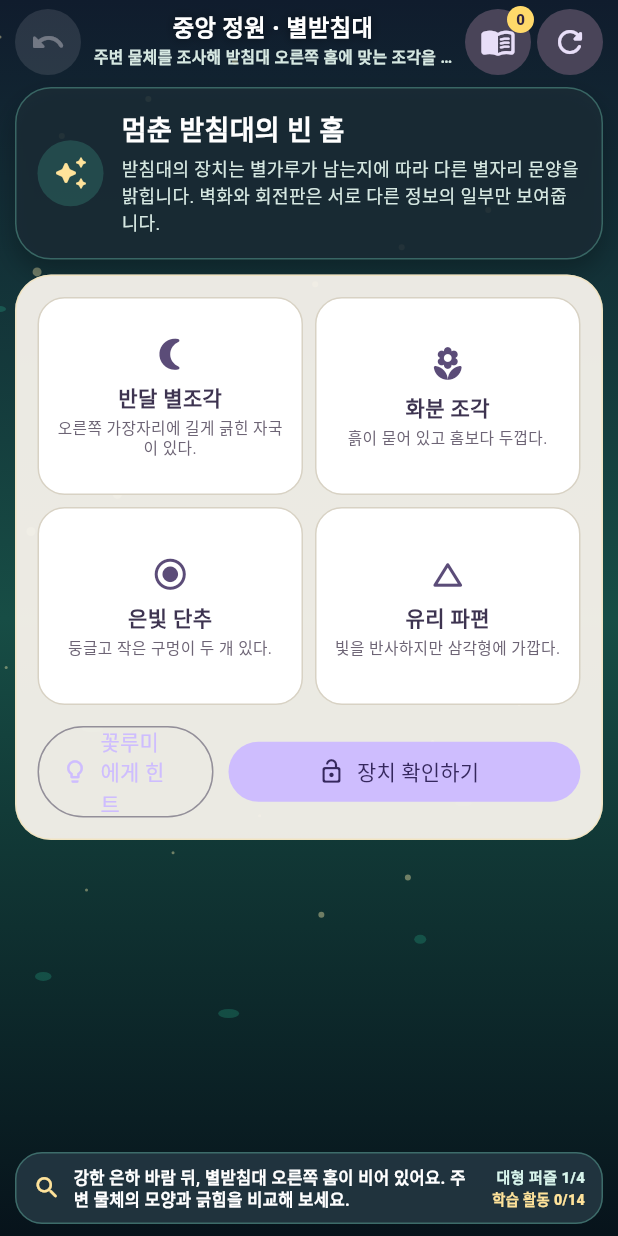
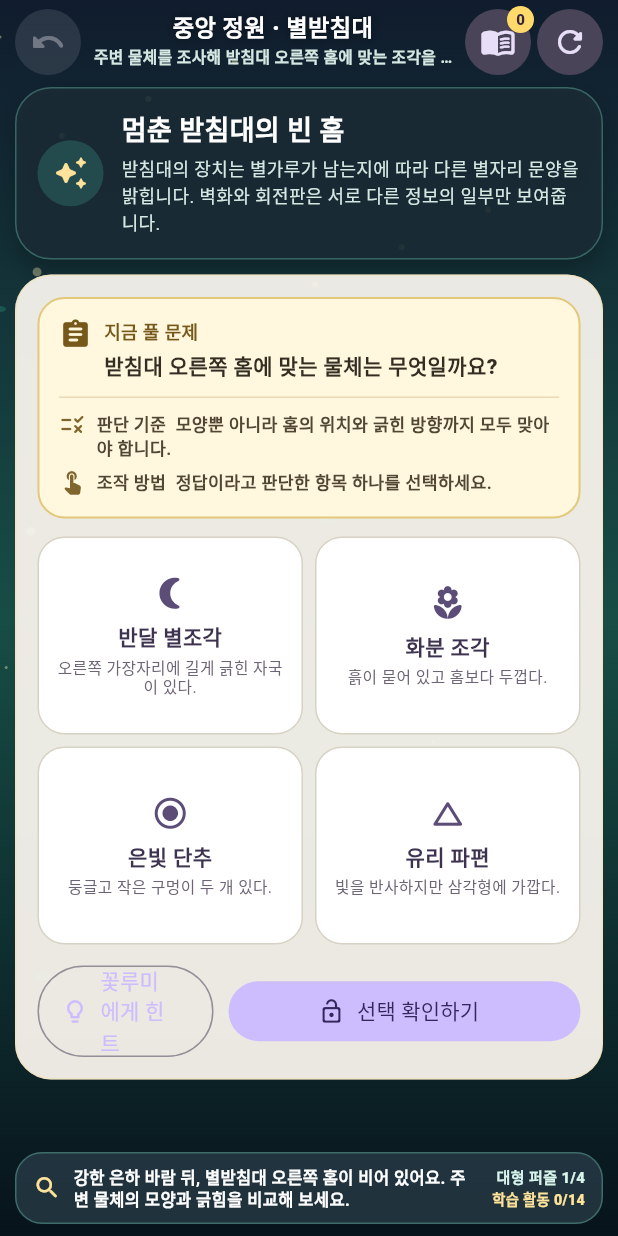
Before and after one commit to dudo011/Rumi, a Flutter app: the EpisodeOneV3Screen screen opened directly, on a phone screen of 412 x 824 dp. Run offline on Flutter 3.47's test engine with Material 3 defaults, Android fonts, the phone set to English and light mode, and no system bars; our stand-ins replace shared_preferences; missing offline and left inert: flame; accounts and stored records are empty.

Commit message:
fix: explain each episode one puzzle before choices

```diff
--- a/lib/features/adventure/escape/episode_one_v3/episode_one_v3_screen.dart
+++ b/lib/features/adventure/escape/episode_one_v3/episode_one_v3_screen.dart
@@ -632,6 +632,8 @@ class _PuzzlePanel extends StatelessWidget {
       child: Column(
         crossAxisAlignment: CrossAxisAlignment.stretch,
         children: [
+          _StageInstructionCard(stage: snapshot.stage, compact: compact),
+          const SizedBox(height: 12),
           _StageContent(
             controller: controller,
             snapshot: snapshot,
@@ -659,7 +661,7 @@ class _PuzzlePanel extends StatelessWidget {
                   key: const Key('episode-one-v3-submit'),
                   onPressed: onSubmit,
                   icon: const Icon(Icons.lock_open_rounded),
-                  label: const Text('장치 확인하기'),
+                  label: Text(snapshot.stage.submitLabel),
                 ),
               ),
             ],
@@ -678,6 +680,131 @@ class _PuzzlePanel extends StatelessWidget {
           ],
         ],
       ),
+    );
+  }
+}
+
+class _StageInstructionCard extends StatelessWidget {
+  const _StageInstructionCard({required this.stage, required this.compact});
+
+  final EpisodeOneV3Stage stage;
+  final bool compact;
+
+  @override
+  Widget build(BuildContext context) {
+    return Container(
+      key: Key('episode-one-v3-instruction-${stage.name}'),
+      padding: EdgeInsets.all(compact ? 13 : 15),
+      decoration: BoxDecoration(
+        color: const Color(0xFFFFF8DF),
+        borderRadius: BorderRadius.circular(18),
+        border: Border.all(color: const Color(0xFFE2C878), width: 1.3),
+      ),
+      child: Column(
+        crossAxisAlignment: CrossAxisAlignment.stretch,
+        children: [
+          Row(
+            crossAxisAlignment: CrossAxisAlignment.start,
+            children: [
+              const Icon(
+                Icons.assignment_rounded,
+                color: Color(0xFF76591A),
+                size: 22,
+              ),
+              const SizedBox(width: 8),
+              Expanded(
+                child: Column(
+                  crossAxisAlignment: CrossAxisAlignment.start,
+                  children: [
+                    const Text(
+                      '지금 풀 문제',
+                      style: TextStyle(
+                        color: Color(0xFF76591A),
+                        fontSize: 12,
+                        fontWeight: FontWeight.w900,
+                      ),
+                    ),
+                    const SizedBox(height: 3),
+                    Text(
+                      stage.problemPrompt,
+                      key: const Key('episode-one-v3-problem-prompt'),
+                      style: TextStyle(
+                        color: const Color(0xFF342D22),
+                        fontSize: compact ? 14 : 15,
+                        height: 1.4,
+                        fontWeight: FontWeight.w900,
+                      ),
+                    ),
+                  ],
+                ),
+              ),
+            ],
+          ),
+          const SizedBox(height: 10),
+          const Divider(height: 1, color: Color(0x44A9853A)),
+          const SizedBox(height: 9),
+          _InstructionLine(
+            icon: Icons.rule_rounded,
+            label: '판단 기준',
+            text: stage.decisionRule,
+            compact: compact,
+          ),
+          const SizedBox(height: 7),
+          _InstructionLine(
+            icon: Icons.touch_app_rounded,
+            label: '조작 방법',
+            text: stage.interactionGuide,
+            compact: compact,
+          ),
+        ],
+      ),
+    );
+  }
+}
+
+class _InstructionLine extends StatelessWidget {
+  const _InstructionLine({
+    required this.icon,
+    required this.label,
+    required this.text,
+    required this.compact,
+  });
+
+  final IconData icon;
+  final String label;
+  final String text;
+  final bool compact;
+
+  @override
+  Widget build(BuildContext context) {
+    return Row(
+      crossAxisAlignment: CrossAxisAlignment.start,
+      children: [
+        Icon(icon, color: const Color(0xFF80652D), size: 18),
+        const SizedBox(width: 7),
+        Expanded(
+          child: Text.rich(
+            TextSpan(
+              children: [
+                TextSpan(
+                  text: '$label  ',
+                  style: const TextStyle(fontWeight: FontWeight.w900),
+                ),
+                TextSpan(text: text),
+              ],
+            ),
+            key: Key(
+              'episode-one-v3-${label == '판단 기준' ? 'decision-rule' : 'interaction-guide'}',
+            ),
+            style: TextStyle(
+              color: const Color(0xFF514633),
+              fontSize: compact ? 11.5 : 12.5,
+              height: 1.35,
+              fontWeight: FontWeight.w600,
+            ),
+          ),
+        ),
+      ],
     );
   }
 }
--- a/lib/features/adventure/escape/episode_one_v3/episode_one_v3_state.dart
+++ b/lib/features/adventure/escape/episode_one_v3/episode_one_v3_state.dart
@@ -159,6 +159,123 @@ extension EpisodeOneV3StageMetadata on EpisodeOneV3Stage {
     EpisodeOneV3Stage.orderEvidence => '발견한 다섯 사건 카드를 원인과 결과에 맞게 배열하세요.',
     EpisodeOneV3Stage.chooseConclusion => '확인된 증거만으로 말할 수 있는 결론을 고르세요.',
     EpisodeOneV3Stage.completed => '연못 아래의 잠긴 수문이 다음 조사를 기다리고 있어요.',
+  };
+
+  String get problemPrompt => switch (this) {
+    EpisodeOneV3Stage.identifyFragment => '받침대 오른쪽 홈에 맞는 물체는 무엇일까요?',
+    EpisodeOneV3Stage.testTwelveGroups =>
+      '별가루 12개를 2개씩, 3개씩, 4개씩, 5개씩 묶으면 각각 남는 것이 있는지 확인하세요.',
+    EpisodeOneV3Stage.revealTwelveDivisors =>
+      '12개를 남김없이 똑같이 나눌 수 있는 수를 모두 고르세요.',
+    EpisodeOneV3Stage.pairTwelveFactors => '곱해서 12가 되는 식을 모두 고르세요.',
+    EpisodeOneV3Stage.orderTwelveDivisors => '찾은 12의 약수를 작은 수부터 차례로 누르세요.',
+    EpisodeOneV3Stage.identifyFlowerpot =>
+      '받침대가 보여 준 오른쪽 여섯 잎 문양과 같은 화분은 어느 것일까요?',
+    EpisodeOneV3Stage.assembleScratches =>
+      '같은 사건에서 생긴 긁힘 조각만 골라 총 18개의 흔적을 복원하세요.',
+    EpisodeOneV3Stage.arrangeEighteen =>
+      '18개를 남김없이 같은 줄로 배열할 수 있는 줄 수를 모두 고르세요.',
+    EpisodeOneV3Stage.removeDuplicateEighteen =>
+      '앞에서 찾은 배열과 같은 곱셈 짝을 뒤집어 쓴 기록을 모두 고르세요.',
+    EpisodeOneV3Stage.findMissingEighteen =>
+      '1×18, 2×9, 3×□에서 빈칸에 들어갈 수를 고르세요.',
+    EpisodeOneV3Stage.rejectNonDivisorEighteen =>
+      '2·3·4·6·9 중 18개를 똑같이 나눌 수 없는 수 하나를 고르세요.',
+    EpisodeOneV3Stage.arrangeTwentyFour =>
+      '곱해서 24가 되고 씨앗이 빈칸 없이 들어가는 배열을 모두 고르세요.',
+    EpisodeOneV3Stage.mapTwentyFourPins => '네 배열에 사용된 모든 변의 길이를 중복 없이 고르세요.',
+    EpisodeOneV3Stage.orderStorageGlyphs => '짧은 변이 작은 건조판부터 오른쪽으로 문양을 누르세요.',
+    EpisodeOneV3Stage.rejectFalseRecord =>
+      'A·B·C 중 틀린 기록 하나를 고르고 5칸 시험판으로 확인하세요.',
+    EpisodeOneV3Stage.useTraceFilters =>
+      '세 도구를 모두 사용해 씨앗선·젖은 발자국·장화 자국을 따로 보이게 하세요.',
+    EpisodeOneV3Stage.chooseTrackStart => '작은 둥근 발자국이 처음 나타난 지점을 고르세요.',
+    EpisodeOneV3Stage.testTrackIntervals =>
+      '4칸·5칸·6칸 간격을 모두 시험해 24번째 돌까지 정확히 이어지는지 확인하세요.',
+    EpisodeOneV3Stage.connectFootprints =>
+      '앞 단계에서 남긴 조건을 만족하는 젖은 발자국을 시작점부터 순서대로 연결하세요.',
+    EpisodeOneV3Stage.orderEvidence => '다섯 사건 카드를 가장 먼저 일어난 일부터 차례로 놓으세요.',
+    EpisodeOneV3Stage.chooseConclusion =>
+      '지금까지 확인한 사실만으로 확실히 말할 수 있는 문장을 하나 고르세요.',
+    EpisodeOneV3Stage.completed => '연못 아래에서 드러난 다음 사건의 입구를 확인하세요.',
+  };
+
+  String get decisionRule => switch (this) {
+    EpisodeOneV3Stage.identifyFragment => '모양뿐 아니라 홈의 위치와 긁힌 방향까지 모두 맞아야 합니다.',
+    EpisodeOneV3Stage.testTwelveGroups =>
+      '12개를 같은 수씩 묶었을 때 남는 것이 있는지 직접 시험합니다.',
+    EpisodeOneV3Stage.revealTwelveDivisors =>
+      '12를 나누어 나머지가 0이 되게 하는 수를 12의 약수라고 합니다.',
+    EpisodeOneV3Stage.pairTwelveFactors => '두 수의 곱이 12이면 두 수는 12의 약수 한 쌍입니다.',
+    EpisodeOneV3Stage.orderTwelveDivisors =>
+      '1과 12도 약수에 포함하며, 곱셈 짝을 이용하면 빠뜨리지 않을 수 있습니다.',
+    EpisodeOneV3Stage.identifyFlowerpot => '앞에서 얻은 문양은 오른쪽 방향과 잎 6개를 나타냅니다.',
+    EpisodeOneV3Stage.assembleScratches =>
+      '방향이 다른 바람종 자국은 사건 흔적이 아닙니다. 선택한 조각 수의 합도 확인하세요.',
+    EpisodeOneV3Stage.arrangeEighteen => '18을 나누어 나머지가 0이 되는 수가 18의 약수입니다.',
+    EpisodeOneV3Stage.removeDuplicateEighteen =>
+      '1×18과 18×1처럼 순서만 바뀐 식은 같은 약수 쌍입니다.',
+    EpisodeOneV3Stage.findMissingEighteen => '3과 어떤 수를 곱해야 18이 되는지 생각하세요.',
+    EpisodeOneV3Stage.rejectNonDivisorEighteen =>
+      '18을 그 수로 나누었을 때 나머지가 생기면 18의 약수가 아닙니다.',
+    EpisodeOneV3Stage.arrangeTwentyFour =>
+      '두 수의 곱이 24가 되고 빈칸이나 남는 씨앗이 없어야 합니다.',
+    EpisodeOneV3Stage.mapTwentyFourPins =>
+      '올바른 곱셈 짝에 등장한 수를 모으면 24의 약수를 빠짐없이 찾을 수 있습니다.',
+    EpisodeOneV3Stage.orderStorageGlyphs =>
+      '앞 단서의 작은 것부터 읽기와 오른쪽 진행 규칙을 함께 사용합니다.',
+    EpisodeOneV3Stage.rejectFalseRecord =>
+      '작은 수라고 모두 약수는 아닙니다. 24를 나누어 나머지가 0인지 실험해야 합니다.',
+    EpisodeOneV3Stage.useTraceFilters =>
+      '렌즈는 젖은 흔적, 흔적틀은 크기, 조명은 오래된 씨앗 이동선을 보여 줍니다.',
+    EpisodeOneV3Stage.chooseTrackStart =>
+      '발자국은 씨앗이 떨어지기 전이 아니라 떨어진 뒤에 시작해야 합니다.',
+    EpisodeOneV3Stage.testTrackIntervals =>
+      '24를 간격 수로 나누어 나머지가 없으면 24번째 돌까지 정확히 이어집니다.',
+    EpisodeOneV3Stage.connectFootprints =>
+      '일정한 간격뿐 아니라 오른쪽 방향, 젖은 돌, 시작 시점을 모두 만족해야 합니다.',
+    EpisodeOneV3Stage.orderEvidence => '원인이 먼저, 그 결과가 나중에 오도록 배열합니다.',
+    EpisodeOneV3Stage.chooseConclusion => '단서로 확인하지 못한 내용은 사실이 아니라 추측입니다.',
+    EpisodeOneV3Stage.completed => 'Episode 1에서 확인한 사실과 아직 남은 의문을 구분합니다.',
+  };
+
+  String get interactionGuide => switch (this) {
+    EpisodeOneV3Stage.identifyFragment ||
+    EpisodeOneV3Stage.identifyFlowerpot ||
+    EpisodeOneV3Stage.findMissingEighteen ||
+    EpisodeOneV3Stage.rejectNonDivisorEighteen ||
+    EpisodeOneV3Stage.chooseTrackStart ||
+    EpisodeOneV3Stage.chooseConclusion => '정답이라고 판단한 항목 하나를 선택하세요.',
+    EpisodeOneV3Stage.testTwelveGroups ||
+    EpisodeOneV3Stage.testTrackIntervals => '모든 시험 버튼을 한 번씩 눌러 결과를 본 뒤 확인하세요.',
+    EpisodeOneV3Stage.orderTwelveDivisors ||
+    EpisodeOneV3Stage.orderStorageGlyphs ||
+    EpisodeOneV3Stage.connectFootprints ||
+    EpisodeOneV3Stage.orderEvidence => '정답 순서대로 하나씩 누르세요. 잘못 누르면 되돌릴 수 있습니다.',
+    EpisodeOneV3Stage.rejectFalseRecord =>
+      '기록 하나를 고른 뒤 반드시 5칸 시험판 버튼도 눌러 검증하세요.',
+    EpisodeOneV3Stage.useTraceFilters => '도구 세 개를 모두 켠 뒤 흔적이 분리되는지 확인하세요.',
+    EpisodeOneV3Stage.completed => '결말을 확인한 뒤 정원으로 돌아갈 수 있습니다.',
+    _ => '정답이라고 판단한 항목을 모두 선택한 뒤 결과를 확인하세요.',
+  };
+
+  String get submitLabel => switch (this) {
+    EpisodeOneV3Stage.testTwelveGroups ||
+    EpisodeOneV3Stage.testTrackIntervals => '실험 결과 확인하기',
+    EpisodeOneV3Stage.orderTwelveDivisors ||
+    EpisodeOneV3Stage.orderStorageGlyphs ||
+    EpisodeOneV3Stage.connectFootprints ||
+    EpisodeOneV3Stage.orderEvidence => '순서 확인하기',
+    EpisodeOneV3Stage.useTraceFilters => '도구 결과 확인하기',
+    EpisodeOneV3Stage.rejectFalseRecord => '기록 검증하기',
+    EpisodeOneV3Stage.identifyFragment ||
+    EpisodeOneV3Stage.identifyFlowerpot ||
+    EpisodeOneV3Stage.findMissingEighteen ||
+    EpisodeOneV3Stage.rejectNonDivisorEighteen ||
+    EpisodeOneV3Stage.chooseTrackStart ||
+    EpisodeOneV3Stage.chooseConclusion => '선택 확인하기',
+    EpisodeOneV3Stage.completed => '확인하기',
+    _ => '선택 결과 확인하기',
   };
 }
 
@@ -607,13 +724,13 @@ class EpisodeOneV3Controller extends ValueNotifier<EpisodeOneV3Snapshot> {
       EpisodeOneV3Stage.testTwelveGroups => _submitTests(
         const {2, 3, 4, 5},
         next: EpisodeOneV3Stage.revealTwelveDivisors,
-        message: '2·3·4개씩은 남지 않았고 5개씩은 2개가 남았어요. 벽화의 숨은 배치도 확인할 수 있어요.',
+        message: '나누어 남는 것이 없는 수를 약수라고 해요. 실험 결과를 이용해 12의 약수를 모두 찾아보세요.',
         activity: 2,
       ),
       EpisodeOneV3Stage.revealTwelveDivisors => _submitNumbers(
         const {1, 2, 3, 4, 6, 12},
         next: EpisodeOneV3Stage.pairTwelveFactors,
-        message: '남김없이 빛나는 여섯 별자리 조각을 모두 찾았어요.',
+        message: '1·2·3·4·6·12는 12를 나누어 남지 않게 하므로 모두 12의 약수예요.',
         activity: 3,
       ),
       EpisodeOneV3Stage.pairTwelveFactors => _submitText(
@@ -643,7 +760,7 @@ class EpisodeOneV3Controller extends ValueNotifier<EpisodeOneV3Snapshot> {
       EpisodeOneV3Stage.arrangeEighteen => _submitNumbers(
         const {1, 2, 3, 6, 9, 18},
         next: EpisodeOneV3Stage.removeDuplicateEighteen,
-        message: '18개의 흔적이 남김없이 들어가는 배열을 모두 확인했어요.',
+        message: '1·2·3·6·9·18은 18을 나누어 남지 않게 하므로 모두 18의 약수예요.',
         activity: 6,
       ),
       EpisodeOneV3Stage.removeDuplicateEighteen => _submitText(
@@ -669,13 +786,13 @@ class EpisodeOneV3Controller extends ValueNotifier<EpisodeOneV3Snapshot> {
       EpisodeOneV3Stage.arrangeTwentyFour => _submitText(
         const {'1×24', '2×12', '3×8', '4×6'},
         next: EpisodeOneV3Stage.mapTwentyFourPins,
-        message: '네 건조판이 모두 빈칸 없이 채워지고 가장자리 문양을 드러냈어요.',
+        message: '곱해서 24가 되는 네 쌍을 찾았어요. 이 곱셈 짝으로 24의 약수를 빠짐없이 찾을 수 있어요.',
         activity: 10,
       ),
       EpisodeOneV3Stage.mapTwentyFourPins => _submitNumbers(
         const {1, 2, 3, 4, 6, 8, 12, 24},
         next: EpisodeOneV3Stage.orderStorageGlyphs,
-        message: '네 배열의 두 변을 모아 여덟 잠금핀을 모두 밝혔어요.',
+        message: '1·2·3·4·6·8·12·24는 24의 약수예요. 여덟 잠금핀이 모두 빛났어요.',
         activity: 11,
       ),
       EpisodeOneV3Stage.orderStorageGlyphs => _submitOrderedTexts(
```
Also changed, not shown: 4 other files.
